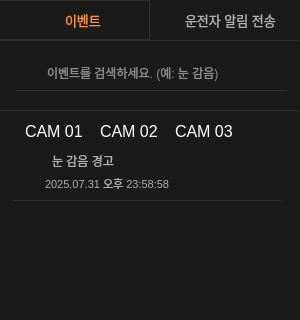
This is dms_central/rightframe.ui in veda-team4/dms as Qt 5 draws it before an edit; both pictures show x 0 to 300 and y 0 to 320 of the 300 by 610 pixel window. The edited form follows.
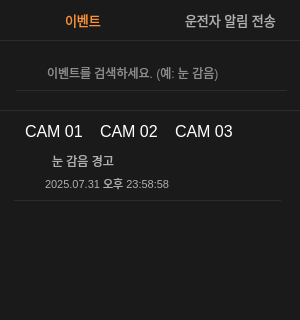
This is the edited form. Icons and pictures are not drawn.

Patch:
```diff
--- a/dms_central/rightframe.ui
+++ b/dms_central/rightframe.ui
@@ -27,8 +27,7 @@
    </property>
    <property name="styleSheet">
     <string notr="true">background-color: rgb(26, 26, 26);
-border: 1px solid rgb(44, 44, 44);
-border-left-color: none;</string>
+border: none;</string>
    </property>
    <widget class="QLabel" name="eventon_text">
     <property name="geometry">
```
Left out of the diff: 10 changed lines with no effect on the pictures.
